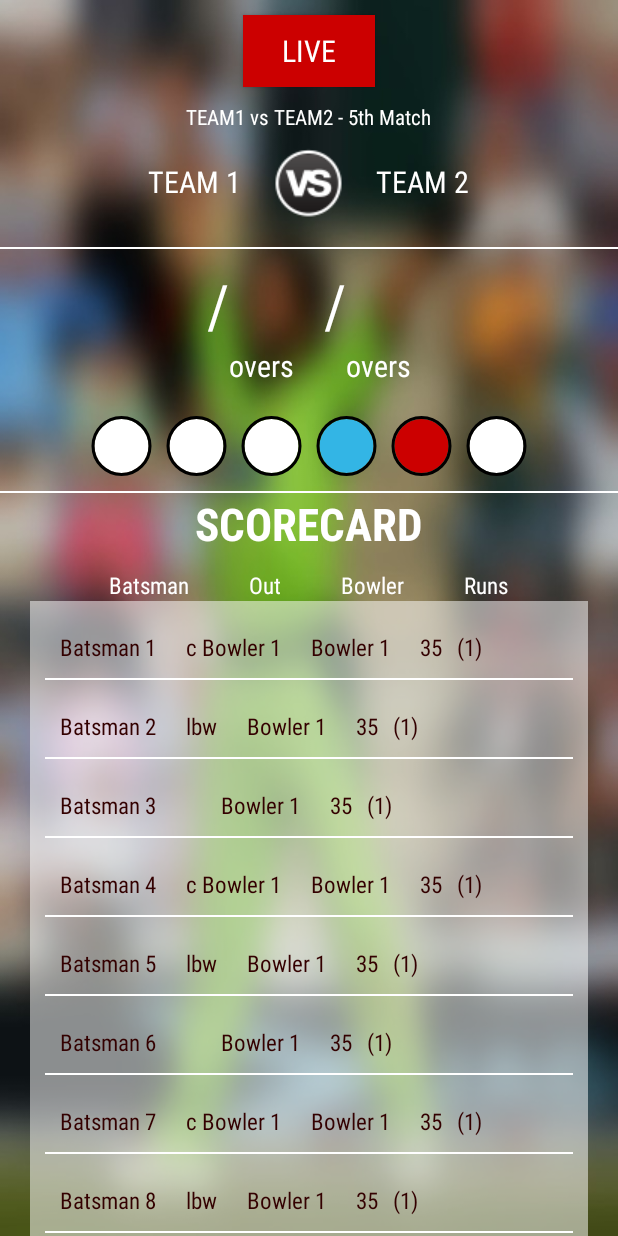
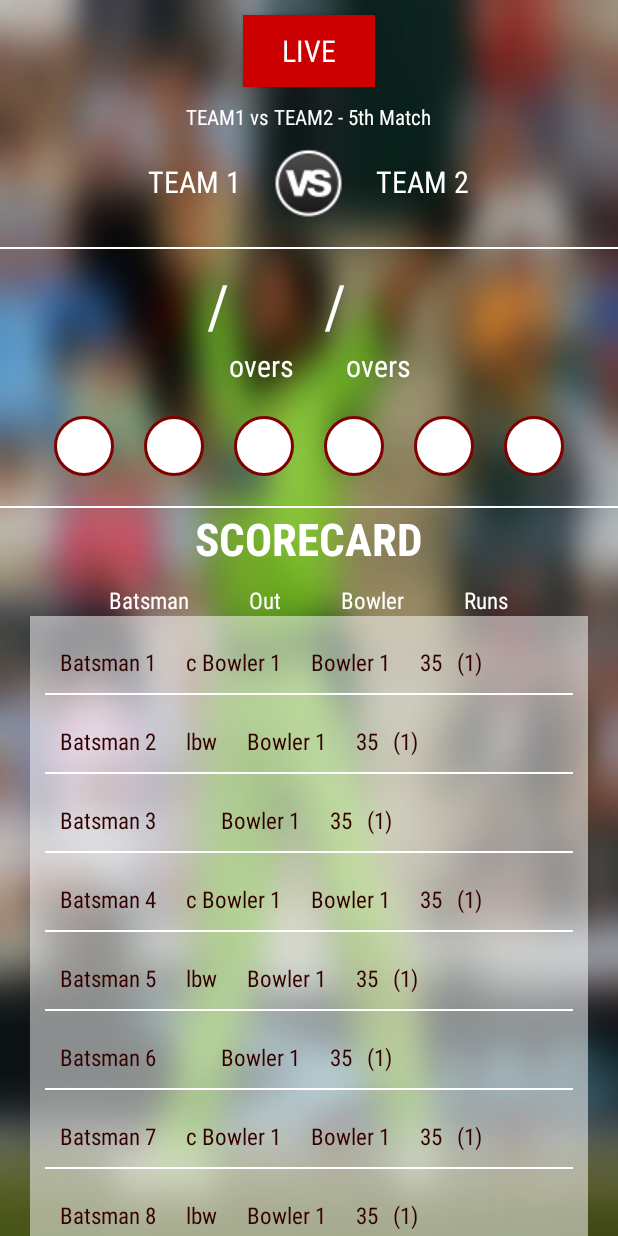
Before and after one commit to Hamzaahmed95/NPL, an Android app: the ScoringFragment screen opened directly, with no data from a screen before it, on a phone screen of 412 x 824 dp. Run offline under Robolectric (Android 15) with nearby library versions, the phone set to English and light mode, and no system bars; our stand-ins replace Firebase (no records; nobody signed in at launch, a user with empty details on screens opened directly); libraries missing offline, so code that uses them is left out: com.firebase.ui.

Commit message:
balls done

```diff
--- a/app/src/main/java/com/example/hamzaahmed/npl/LiveScore.java
+++ b/app/src/main/java/com/example/hamzaahmed/npl/LiveScore.java
@@ -10,18 +10,39 @@ public class LiveScore {
     private float Overs;
     private Integer Ball;
     private Integer Team;
+    private Integer Balls;
+    private Integer BallNo;
     public LiveScore(){
 
     }
 
-    public LiveScore(Integer runs,Integer wicket,float overs, Integer ball,Integer team){
+    public LiveScore(Integer runs,Integer wicket,float overs, Integer ball,Integer team,Integer balls,Integer ballNo){
         Runs=runs;
         Wicket=wicket;
         Overs=overs;
         Ball=ball;
         Team=team;
+        Balls=balls;
+        BallNo=ballNo;
 
 
+
+    }
+
+    public Integer getBalls() {
+        return Balls;
+    }
+
+    public void setBalls(Integer balls) {
+        Balls = balls;
+    }
+
+    public Integer getBallNo() {
+        return BallNo;
+    }
+
+    public void setBallNo(Integer ballNo) {
+        BallNo = ballNo;
     }
 
     public Integer getTeam() {
--- a/app/src/main/java/com/example/hamzaahmed/npl/ScoringFragment.java
+++ b/app/src/main/java/com/example/hamzaahmed/npl/ScoringFragment.java
@@ -43,6 +43,13 @@ public class ScoringFragment extends Fragment {
     private TextView Wicket1;
     private TextView Runs2;
     private TextView Overs2;
+    private TextView ball1;
+    private TextView ball2;
+    private TextView ball3;
+    private TextView ball4;
+    private TextView ball5;
+    private TextView ball6;
+
 
     private TextView Wicket2;
     private EditText scoreInput;
@@ -70,6 +77,15 @@ public class ScoringFragment extends Fragment {
         Runs1=(TextView)view.findViewById(R.id.livsScoreRuns1);
         scoreInput=(EditText)view.findViewById(R.id.scoreUpdate);
         SendButton = (Button)view.findViewById(R.id.scoreSendButton);
+        ball1=(TextView)view.findViewById(R.id.ball1);
+        ball2=(TextView)view.findViewById(R.id.ball2);
+        ball3=(TextView)view.findViewById(R.id.ball3);
+        ball4=(TextView)view.findViewById(R.id.ball4);
+        ball5=(TextView)view.findViewById(R.id.ball5);
+        ball6=(TextView)view.findViewById(R.id.ball6);
+
+
+
         mUsername = ANONYMOUS;
         mFirebaseDatabase = FirebaseDatabase.getInstance();
         mFirebaseAuth = FirebaseAuth.getInstance();
@@ -85,7 +101,9 @@ public class ScoringFragment extends Fragment {
                 String wicket=arr[1];
                 String overs = arr[2];
                 String team=arr[3];
-                LiveScore liveScore = new LiveScore(Integer.parseInt(runs),Integer.parseInt(wicket),Float.parseFloat(overs),1,Integer.parseInt(team));
+                String balls=arr[4];
+                String ballNo=arr[5];
+                LiveScore liveScore = new LiveScore(Integer.parseInt(runs),Integer.parseInt(wicket),Float.parseFloat(overs),1,Integer.parseInt(team),Integer.parseInt(balls),Integer.parseInt(ballNo));
                 mScoreDatabaseReference.push().setValue(liveScore);
                 scoreInput.setText("");
                 if(Integer.parseInt(team)==1){
@@ -98,6 +116,24 @@ public class ScoringFragment extends Fragment {
                     Runs2.setText(runs);
                     Wicket2.setText(wicket);
                     Overs2.setText(overs);
+                }
+                if(Integer.parseInt(ballNo)==1){
+                    ball1.setText(balls);
+                }
+                else if(Integer.parseInt(ballNo)==2){
+                    ball2.setText(balls);
+                }
+                else if(Integer.parseInt(ballNo)==3){
+                    ball3.setText(balls);
+                }
+                else if(Integer.parseInt(ballNo)==4){
+                    ball4.setText(balls);
+                }
+                else if(Integer.parseInt(ballNo)==5){
+                    ball5.setText(balls);
+                }
+                else if(Integer.parseInt(ballNo)==6){
+                    ball6.setText(balls);
                 }
 
 
@@ -202,6 +238,21 @@ public class ScoringFragment extends Fragment {
                             Wicket2.setText(String.valueOf(liveScore.getWicket()));
                             Overs2.setText(String.valueOf(liveScore.getOvers()));
                         }
+                      }
+                    if(liveScore.getBallNo()!=null) {
+                        if (liveScore.getBallNo() == 1) {
+                            ball1.setText(String.valueOf(liveScore.getBalls()));
+                        } else if (liveScore.getBallNo() == 2) {
+                            ball2.setText(String.valueOf(liveScore.getBalls()));
+                        } else if (liveScore.getBallNo() == 3) {
+                            ball3.setText(String.valueOf(liveScore.getBalls()));
+                        } else if (liveScore.getBallNo() == 4) {
+                            ball4.setText(String.valueOf(liveScore.getBalls()));
+                        } else if (liveScore.getBallNo() == 5) {
+                            ball5.setText(String.valueOf(liveScore.getBalls()));
+                        } else if (liveScore.getBallNo() == 6) {
+                            ball6.setText(String.valueOf(liveScore.getBalls()));
+                        }
                     }
 
 
--- a/app/src/main/res/drawable/back.xml
+++ b/app/src/main/res/drawable/back.xml
@@ -3,5 +3,6 @@
     android:shape="oval" >
 
     <solid android:color="@android:color/white" />
-    <stroke android:width="3dip" android:color="#800000"/>
+    <stroke android:width="2dp" android:color="#800000"/>
+    <size android:width="30dp" android:height="30dp"/>
 </shape>
--- a/app/src/main/res/layout/scorecard.xml
+++ b/app/src/main/res/layout/scorecard.xml
@@ -176,11 +176,11 @@
     <LinearLayout
         android:layout_width="wrap_content"
         android:layout_height="wrap_content"
-        android:orientation="horizontal">
+        android:orientation="vertical">
     <EditText
         android:layout_width="wrap_content"
         android:layout_height="wrap_content"
-        android:hint="runs-wicket-overs-team(1or2)"
+        android:hint="runs-wicket-overs-team(1or2)-ball-(ballno)"
         android:id="@+id/scoreUpdate"/>
         <Button
             android:layout_width="wrap_content"
@@ -194,61 +194,71 @@
         android:layout_width="wrap_content"
         android:layout_height="wrap_content"
         android:orientation="horizontal">
-        <de.hdodenhof.circleimageview.CircleImageView
-            xmlns:app="http://schemas.android.com/apk/res-auto"
-            android:id="@+id/profile_image"
-            android:paddingTop="10dp"
-            android:layout_width="50dp"
-            android:layout_height="50dp"
-            android:src="@android:color/white"
-            app:civ_border_width="2dp"
-            app:civ_border_color="#FF000000"/>
-        <de.hdodenhof.circleimageview.CircleImageView
-            xmlns:app="http://schemas.android.com/apk/res-auto"
-            android:id="@+id/profile_image1"
-            android:paddingTop="10dp"
-            android:layout_width="50dp"
-            android:layout_height="50dp"
-            android:src="@android:color/white"
-            app:civ_border_width="2dp"
-            app:civ_border_color="#FF000000"/>
-        <de.hdodenhof.circleimageview.CircleImageView
-            xmlns:app="http://schemas.android.com/apk/res-auto"
-            android:id="@+id/profile_image2"
-            android:paddingTop="10dp"
-            android:layout_width="50dp"
-            android:layout_height="50dp"
-            android:src="@android:color/white"
-            app:civ_border_width="2dp"
-            app:civ_border_color="#FF000000"/>
-        <de.hdodenhof.circleimageview.CircleImageView
-            xmlns:app="http://schemas.android.com/apk/res-auto"
-            android:id="@+id/profile_image3"
-            android:paddingTop="10dp"
-            android:layout_width="50dp"
-            android:layout_height="50dp"
-            android:src="@android:color/holo_blue_light"
-            app:civ_border_width="2dp"
-            app:civ_border_color="#FF000000"/>
-        <de.hdodenhof.circleimageview.CircleImageView
-            xmlns:app="http://schemas.android.com/apk/res-auto"
-            android:id="@+id/profile_image4"
-            android:paddingTop="10dp"
-            android:layout_width="50dp"
-            android:layout_height="50dp"
-            android:src="@android:color/holo_red_dark"
-            app:civ_border_width="2dp"
-            app:civ_border_color="#FF000000"/>
-        <de.hdodenhof.circleimageview.CircleImageView
-            xmlns:app="http://schemas.android.com/apk/res-auto"
-            android:id="@+id/profile_image5"
-            android:paddingTop="10dp"
-            android:layout_width="50dp"
-            android:layout_height="50dp"
-            android:src="@android:color/white"
-
-            app:civ_border_width="2dp"
-            app:civ_border_color="#FF000000"/>
+        <TextView
+            android:layout_width="40dp"
+            android:id="@+id/ball1"
+            android:layout_height="40dp"
+            android:background="@drawable/back"
+            android:layout_margin="10dp"
+            android:textSize="20dp"
+            android:textStyle="bold"
+            android:textColor="@color/darkMaroon"
+            android:gravity="center"
+            />
+        <TextView
+            android:layout_width="40dp"
+            android:id="@+id/ball2"
+            android:layout_height="40dp"
+            android:textStyle="bold"
+            android:background="@drawable/back"
+            android:layout_margin="10dp"
+            android:textColor="@color/darkMaroon"
+            android:textSize="20dp"
+            android:gravity="center"
+            />
+        <TextView
+        android:layout_width="40dp"
+            android:id="@+id/ball3"
+        android:layout_height="40dp"
+            android:textStyle="bold"
+        android:background="@drawable/back"
+        android:layout_margin="10dp"
+        android:textSize="20dp"
+            android:textColor="@color/darkMaroon"
+        android:gravity="center"
+        />
+        <TextView
+            android:layout_width="40dp"
+            android:id="@+id/ball4"
+            android:layout_height="40dp"
+            android:textStyle="bold"
+            android:background="@drawable/back"
+            android:layout_margin="10dp"
+            android:textSize="20dp"
+            android:textColor="@color/darkMaroon"
+            android:gravity="center"
+            />
+        <TextView
+            android:layout_width="40dp"
+            android:id="@+id/ball5"
+            android:layout_height="40dp"
+            android:textStyle="bold"
+            android:background="@drawable/back"
+            android:layout_margin="10dp"
+            android:textSize="20dp"
+            android:textColor="@color/darkMaroon"
+            android:gravity="center" />
+        <TextView
+            android:layout_width="40dp"
+            android:id="@+id/ball6"
+            android:layout_height="40dp"
+            android:textStyle="bold"
+            android:background="@drawable/back"
+            android:layout_margin="10dp"
+            android:textSize="20dp"
+            android:textColor="@color/darkMaroon"
+            android:gravity="center"
+            />
     </LinearLayout>
 
     <View
```
